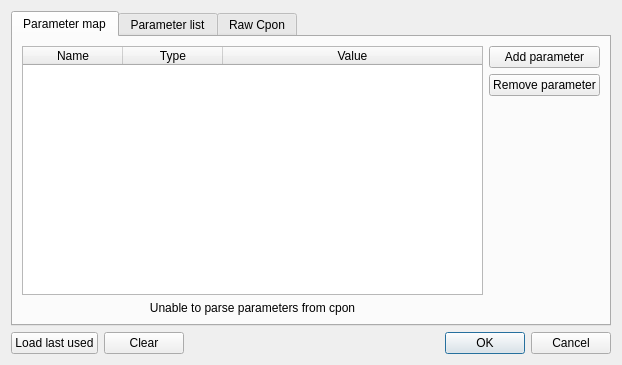
This is src/inputparametersdialog.ui in syyyr/shvspy as Qt 5 draws it before an edit. The edited form follows.
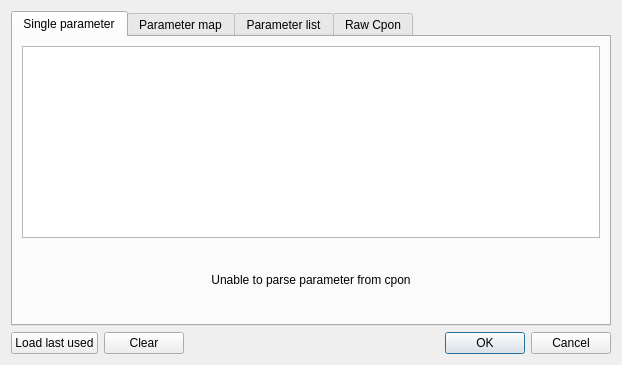
This is the edited form.

Commit message: input parameter dialog in shvspy extended with single parameter mode

Patch:
```diff
--- a/src/inputparametersdialog.ui
+++ b/src/inputparametersdialog.ui
@@ -19,6 +19,52 @@
      <property name="currentIndex">
       <number>0</number>
      </property>
+     <widget class="QWidget" name="singleParameterWidget">
+      <attribute name="title">
+       <string>Single parameter</string>
+      </attribute>
+      <layout class="QVBoxLayout" name="verticalLayout_9">
+       <item>
+        <widget class="QTableWidget" name="singleParameterTable">
+         <property name="sizePolicy">
+          <sizepolicy hsizetype="Minimum" vsizetype="Minimum">
+           <horstretch>0</horstretch>
+           <verstretch>0</verstretch>
+          </sizepolicy>
+         </property>
+         <attribute name="horizontalHeaderVisible">
+          <bool>false</bool>
+         </attribute>
+         <attribute name="horizontalHeaderStretchLastSection">
+          <bool>true</bool>
+         </attribute>
+         <attribute name="verticalHeaderVisible">
+          <bool>false</bool>
+         </attribute>
+         <column>
+          <property name="text">
+           <string>Type</string>
+          </property>
+         </column>
+         <column>
+          <property name="text">
+           <string>Value</string>
+          </property>
+         </column>
+        </widget>
+       </item>
+       <item>
+        <widget class="QLabel" name="parsingSingleLabel">
+         <property name="text">
+          <string>Unable to parse parameter from cpon</string>
+         </property>
+         <property name="alignment">
+          <set>Qt::AlignCenter</set>
+         </property>
+        </widget>
+       </item>
+      </layout>
+     </widget>
      <widget class="QWidget" name="parameterMapWidget">
       <attribute name="title">
        <string>Parameter map</string>
```
The commit also changes 3 other files.
